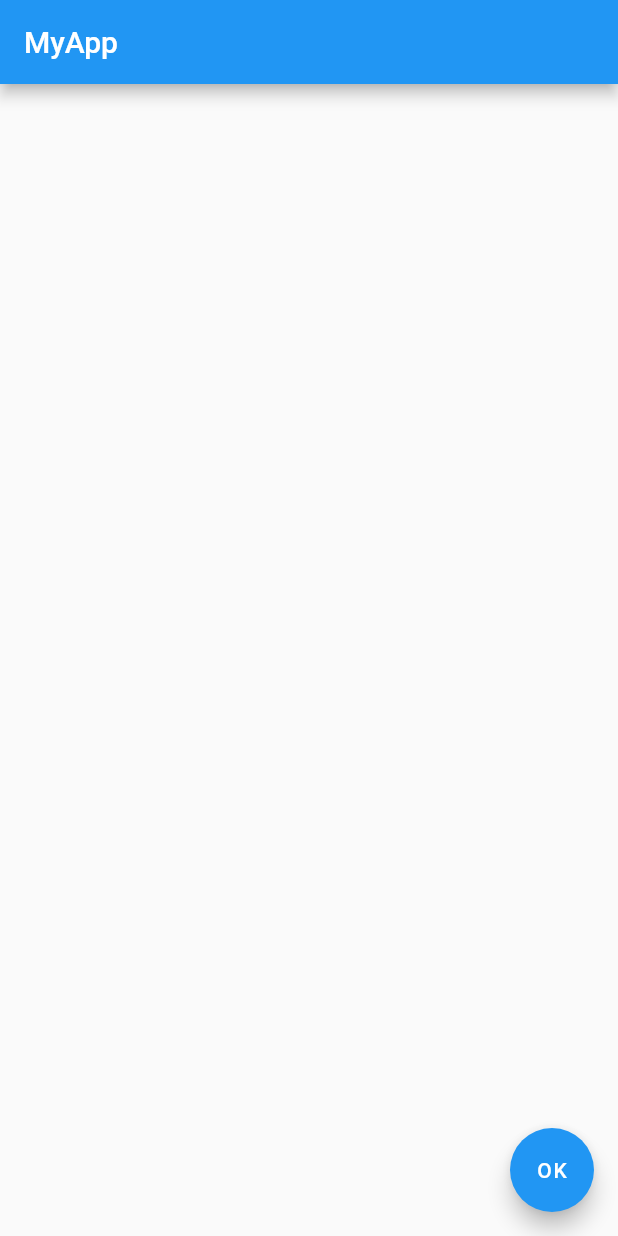
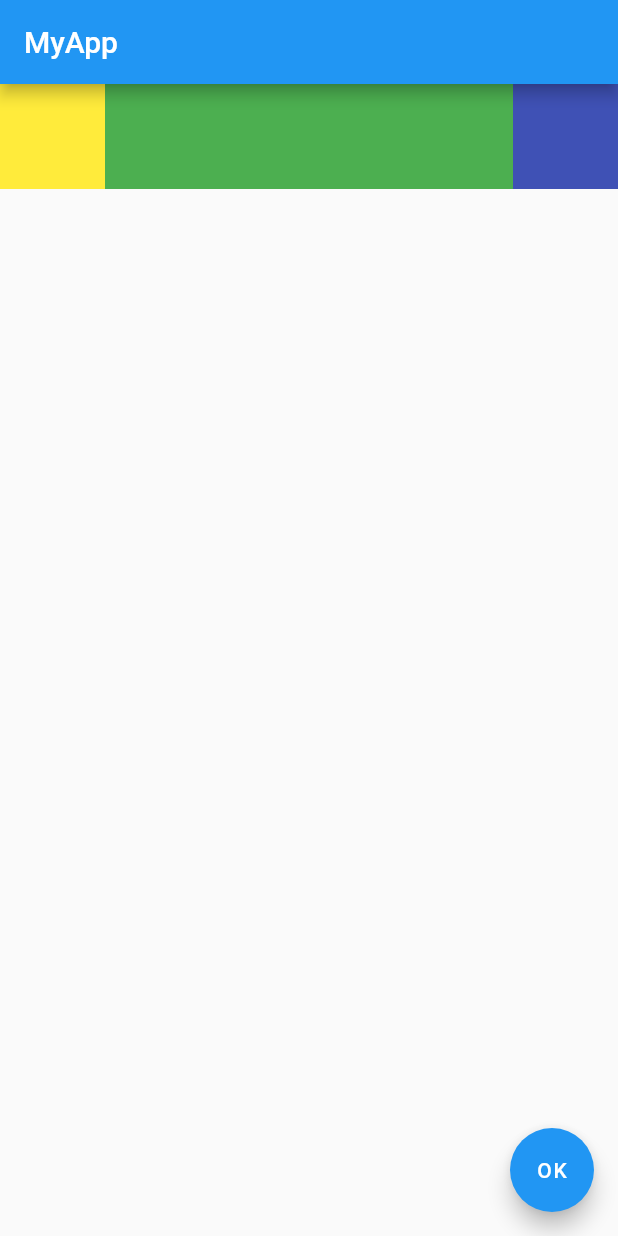
Before and after one commit to AdalbertPungu/flutter_application_demo, a Flutter app: the screen it shows after launch, on a phone screen of 412 x 824 dp. Run offline on Flutter 3.47's test engine with Material 2 defaults, Android fonts, the phone set to English and light mode, and no system bars.

Commit message:
Utilisation d'espace restant avec le widget Expanded

```diff
--- a/lib/main.dart
+++ b/lib/main.dart
@@ -15,6 +15,17 @@ class HomePage extends StatelessWidget {
       appBar: AppBar(
         title: Text('MyApp'),
       ),
+      body: Container(
+        color: Colors.blue.shade50,
+        child: Row(
+          children: [
+            Container(width: 70, height: 70, color: Colors.yellow),
+            Expanded(
+                child: Container(width: 70, height: 70, color: Colors.green)),
+            Container(width: 70, height: 70, color: Colors.indigo),
+          ],
+        ),
+      ),
       floatingActionButton:
           FloatingActionButton(onPressed: () {}, child: Text('OK')),
     );
```
